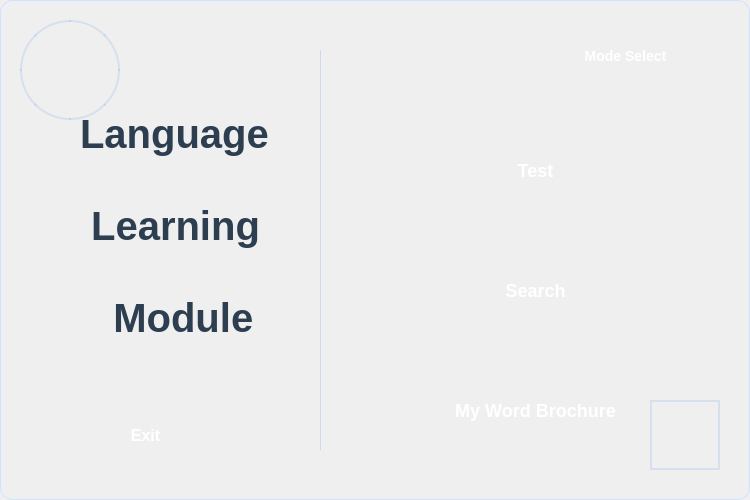
Above: UI_File/Reverse_Widget/Language_Learning_Widget.ui from Lyghrock/Programming-Practice-2025-Spring-Project before the change. Below: the same form after it.
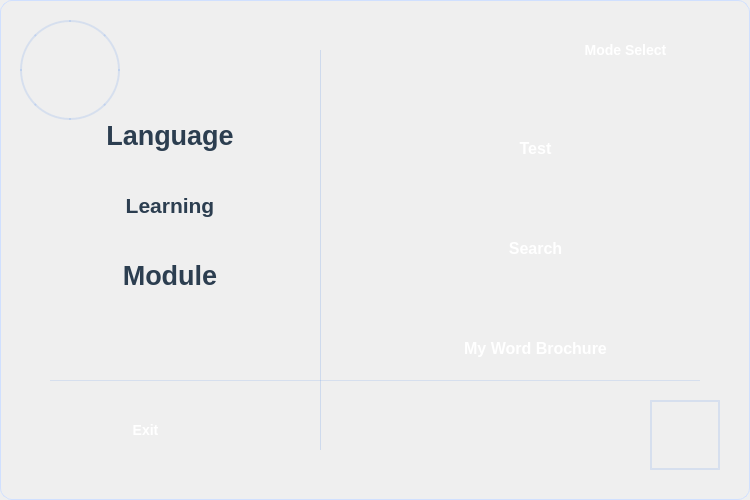
That is the form after the change.

What changed in the file:
```diff
--- a/UI_File/Reverse_Widget/Language_Learning_Widget.ui
+++ b/UI_File/Reverse_Widget/Language_Learning_Widget.ui
@@ -30,18 +30,17 @@
     /* 主窗口样式 */
     QWidget#Main_Window {
         background: qlineargradient(x1:0, y1:0, x2:1, y2:1,
-            stop:0 #f5f9ff, stop:1 #e6f0ff);
+            stop:0 #f8fbff, stop:1 #e6f0ff);
         border: 1px solid #d0e0ff;
         border-radius: 12px;
     }
     
     /* 标题样式 */
-    QLabel#Title {
+    QLabel {
         color: #2c3e50;
-        font-family: 'Segoe UI', Arial, sans-serif;
+        font-family: 'Segoe UI', 'Arial', sans-serif;
         font-weight: 600;
         background: transparent;
-        text-align: center;
     }
     
     /* 按钮通用样式 */
@@ -51,8 +50,7 @@
         color: white;
         border: none;
         border-radius: 8px;
-        font-family: 'Segoe UI', Arial, sans-serif;
-        font-size: 16px;
+        font-family: 'Segoe UI', 'Arial', sans-serif;
         font-weight: 600;
         padding: 8px;
         box-shadow: 0 4px 6px rgba(0, 0, 0, 0.1);
@@ -82,13 +80,14 @@
     QPushButton#Exit_button {
         background: qlineargradient(x1:0, y1:0, x2:0, y2:1,
             stop:0 #e74c3c, stop:1 #d62c1a);
+        font-size: 14px;
     }
     
     /* 主要功能按钮样式 */
     QPushButton#Test_button, 
     QPushButton#Search_button, 
     QPushButton#Brochure_button {
-        font-size: 18px;
+        font-size: 16px;
         min-height: 80px;
     }
    </string>
@@ -136,9 +135,9 @@
    <property name="geometry">
     <rect>
      <x>360</x>
-     <y>120</y>
+     <y>100</y>
      <width>351</width>
-     <height>101</height>
+     <height>85</height>
     </rect>
    </property>
    <property name="text">
@@ -150,9 +149,9 @@
    <property name="geometry">
     <rect>
      <x>360</x>
-     <y>240</y>
+     <y>200</y>
      <width>351</width>
-     <height>101</height>
+     <height>85</height>
     </rect>
    </property>
    <property name="text">
@@ -164,9 +163,9 @@
    <property name="geometry">
     <rect>
      <x>360</x>
-     <y>360</y>
+     <y>300</y>
      <width>351</width>
-     <height>101</height>
+     <height>85</height>
     </rect>
    </property>
    <property name="text">
@@ -180,7 +179,7 @@
      <x>50</x>
      <y>400</y>
      <width>191</width>
-     <height>71</height>
+     <height>60</height>
     </rect>
    </property>
    <property name="text">
@@ -194,7 +193,7 @@
      <x>550</x>
      <y>20</y>
      <width>151</width>
-     <height>71</height>
+     <height>60</height>
     </rect>
    </property>
    <property name="text">
@@ -202,32 +201,6 @@
    </property>
   </widget>
   
-  <widget class="QLabel" name="Title">
-   <property name="geometry">
-    <rect>
-     <x>80</x>
-     <y>90</y>
-     <width>221</width>
-     <height>271</height>
-    </rect>
-   </property>
-   <property name="font">
-    <font>
-     <family>Segoe UI</family>
-     <pointsize>30</pointsize>
-     <weight>75</weight>
-     <bold>true</bold>
-    </font>
-   </property>
-   <property name="text">
-    <string>Language
-
- Learning
-
-   Module</string>
-   </property>
-  </widget>
-  
   <!-- 装饰线条 -->
   <widget class="QLabel" name="divider">
    <property name="geometry">
@@ -242,6 +215,99 @@
     <string notr="true">background: rgba(74, 134, 232, 0.2);</string>
    </property>
   </widget>
+  
+  <!-- 底部装饰线 -->
+  <widget class="QLabel" name="bottom_decoration">
+   <property name="geometry">
+    <rect>
+     <x>50</x>
+     <y>380</y>
+     <width>650</width>
+     <height>1</height>
+    </rect>
+   </property>
+   <property name="styleSheet">
+    <string notr="true">background: rgba(74, 134, 232, 0.15);</string>
+   </property>
+  </widget>
+  
+  <!-- 标题: Language -->
+  <widget class="QLabel" name="Title1">
+   <property name="geometry">
+    <rect>
+     <x>40</x>
+     <y>100</y>
+     <width>260</width>
+     <height>70</height>
+    </rect>
+   </property>
+   <property name="font">
+    <font>
+     <family>Segoe UI</family>
+     <pointsize>20</pointsize>
+     <weight>75</weight>
+     <bold>true</bold>
+    </font>
+   </property>
+   <property name="alignment">
+    <set>Qt::AlignCenter</set>
+   </property>
+   <property name="text">
+    <string>Language</string>
+   </property>
+  </widget>
+  
+  <!-- 标题: Learning -->
+  <widget class="QLabel" name="Title2">
+   <property name="geometry">
+    <rect>
+     <x>40</x>
+     <y>170</y>
+     <width>260</width>
+     <height>70</height>
+    </rect>
+   </property>
+   <property name="font">
+    <font>
+     <family>Segoe UI</family>
+     <pointsize>16</pointsize>
+     <weight>75</weight>
+     <bold>true</bold>
+    </font>
+   </property>
+   <property name="alignment">
+    <set>Qt::AlignCenter</set>
+   </property>
+   <property name="text">
+    <string>Learning</string>
+   </property>
+  </widget>
+  
+  <!-- 标题: Module -->
+  <widget class="QLabel" name="Title3">
+   <property name="geometry">
+    <rect>
+     <x>40</x>
+     <y>240</y>
+     <width>260</width>
+     <height>70</height>
+    </rect>
+   </property>
+   <property name="font">
+    <font>
+     <family>Segoe UI</family>
+     <pointsize>20</pointsize>
+     <weight>75</weight>
+     <bold>true</bold>
+    </font>
+   </property>
+   <property name="alignment">
+    <set>Qt::AlignCenter</set>
+   </property>
+   <property name="text">
+    <string>Module</string>
+   </property>
+  </widget>
  </widget>
  <resources/>
  <connections/>
```
